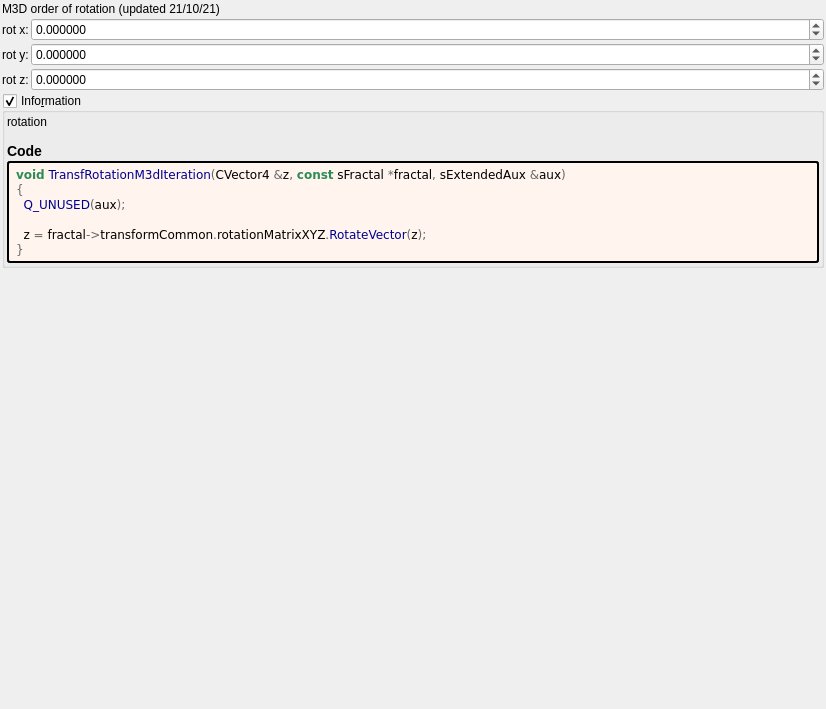
First picture: the form in mandelbulber2/formula/ui/transf_rotation_m3d.ui, repository buddhi1980/mandelbulber2, before the edit.
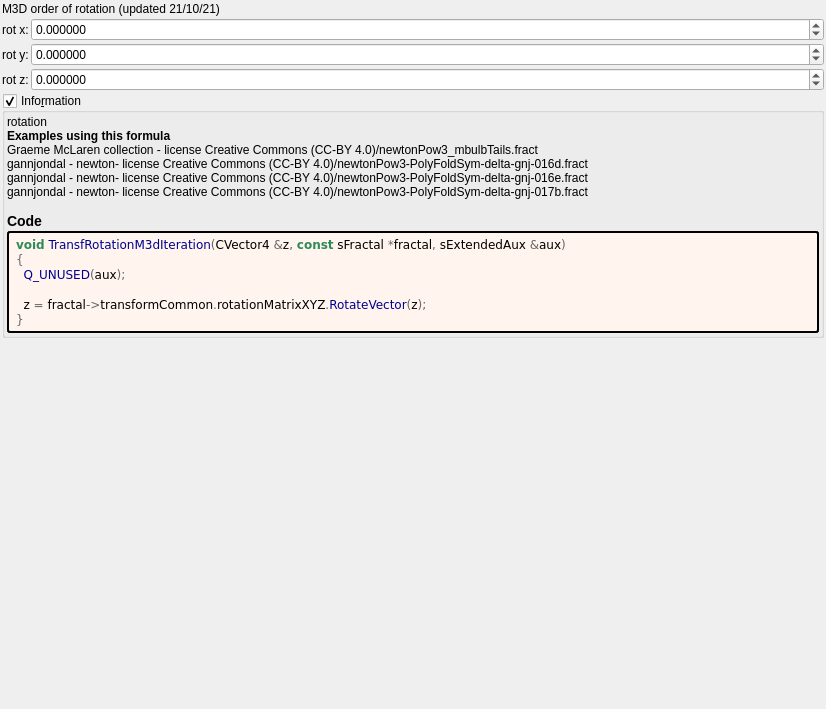
Second picture: the form after the edit. Custom widgets are drawn as their Qt base class.

```diff
--- a/mandelbulber2/formula/ui/transf_rotation_m3d.ui
+++ b/mandelbulber2/formula/ui/transf_rotation_m3d.ui
@@ -189,7 +189,7 @@
         <property name="text">
          <string notr="true">&lt;p&gt;rotation&lt;/p&gt;&lt;table&gt;
 &lt;/table&gt;
-&lt;h3&gt;Code&lt;/h3&gt;</string>
+&lt;br&gt;&lt;b&gt;Examples using this formula&lt;/b&gt;&lt;br&gt;Graeme McLaren  collection - license Creative Commons  (CC-BY 4.0)/newtonPow3_mbulbTails.fract&lt;br&gt;gannjondal - newton- license Creative Commons (CC-BY 4.0)/newtonPow3-PolyFoldSym-delta-gnj-016d.fract&lt;br&gt;gannjondal - newton- license Creative Commons (CC-BY 4.0)/newtonPow3-PolyFoldSym-delta-gnj-016e.fract&lt;br&gt;gannjondal - newton- license Creative Commons (CC-BY 4.0)/newtonPow3-PolyFoldSym-delta-gnj-017b.fract&lt;h3&gt;Code&lt;/h3&gt;</string>
         </property>
         <property name="wordWrap">
          <bool>true</bool>
```
Left out of the diff: 2 changed lines with no effect on the pictures.
